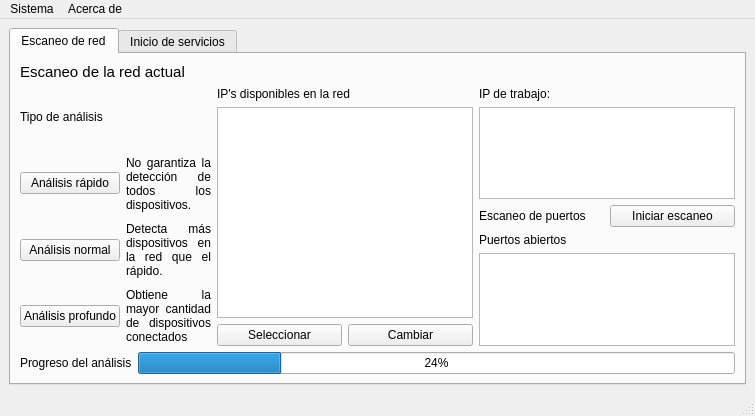
First picture: the form in NetworkScanner.ui, repository DaionKurt/Escaner-Red-PPI, before the edit.
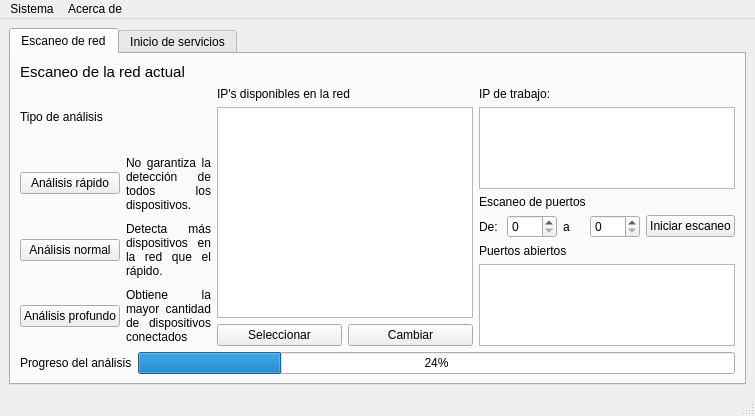
Second picture: the form after the edit.

The edit to the form file:
```diff
--- a/NetworkScanner.ui
+++ b/NetworkScanner.ui
@@ -6,7 +6,7 @@
    <rect>
     <x>0</x>
     <y>0</y>
-    <width>729</width>
+    <width>751</width>
     <height>416</height>
    </rect>
   </property>
@@ -24,9 +24,9 @@
        <attribute name="title">
         <string>Escaneo de red</string>
        </attribute>
-       <layout class="QHBoxLayout" name="horizontalLayout_15">
+       <layout class="QVBoxLayout" name="verticalLayout_12">
         <item>
-         <layout class="QVBoxLayout" name="verticalLayout_13">
+         <layout class="QVBoxLayout" name="verticalLayout_11">
           <item>
            <widget class="QLabel" name="titulo_escaneo">
             <property name="font">
@@ -40,9 +40,7 @@
            </widget>
           </item>
           <item>
-           <layout class="QVBoxLayout" name="verticalLayout_12">
-            <item>
-             <layout class="QHBoxLayout" name="horizontalLayout_14">
+           <layout class="QHBoxLayout" name="horizontalLayout_13">
               <item>
                <layout class="QVBoxLayout" name="verticalLayout_8">
                 <item>
@@ -260,7 +258,7 @@
                </layout>
               </item>
               <item>
-               <layout class="QVBoxLayout" name="verticalLayout_11">
+             <layout class="QVBoxLayout" name="verticalLayout_5">
                 <item>
                  <layout class="QVBoxLayout" name="verticalLayout_10">
                   <item>
@@ -276,8 +274,6 @@
                  </layout>
                 </item>
                 <item>
-                 <layout class="QHBoxLayout" name="horizontalLayout_13">
-                  <item>
                    <widget class="QLabel" name="label_puertos">
                     <property name="text">
                      <string>Escaneo de puertos</string>
@@ -285,6 +281,48 @@
                    </widget>
                   </item>
                   <item>
+               <layout class="QHBoxLayout" name="horizontalLayout_6">
+                <item>
+                 <widget class="QLabel" name="label">
+                  <property name="text">
+                   <string>De:</string>
+                  </property>
+                 </widget>
+                </item>
+                <item>
+                 <widget class="QSpinBox" name="spinner_inferior">
+                  <property name="minimumSize">
+                   <size>
+                    <width>50</width>
+                    <height>0</height>
+                   </size>
+                  </property>
+                 </widget>
+                </item>
+                <item>
+                 <widget class="QLabel" name="label_2">
+                  <property name="text">
+                   <string>a</string>
+                  </property>
+                 </widget>
+                </item>
+                <item>
+                 <widget class="QSpinBox" name="spinBox_2">
+                  <property name="sizePolicy">
+                   <sizepolicy hsizetype="Fixed" vsizetype="Fixed">
+                    <horstretch>0</horstretch>
+                    <verstretch>0</verstretch>
+                   </sizepolicy>
+                  </property>
+                  <property name="minimumSize">
+                   <size>
+                    <width>50</width>
+                    <height>0</height>
+                   </size>
+                  </property>
+                 </widget>
+                </item>
+                <item>
                    <widget class="QPushButton" name="boton_puertos">
                     <property name="text">
                      <string>Iniciar escaneo</string>
@@ -332,8 +370,6 @@
            </layout>
           </item>
          </layout>
-        </item>
-       </layout>
       </widget>
       <widget class="QWidget" name="tab_servicios">
        <attribute name="title">
```
Left out of the diff: 2 changed lines with no effect on the pictures. Lines whose indentation alone changed are shown as unchanged.
